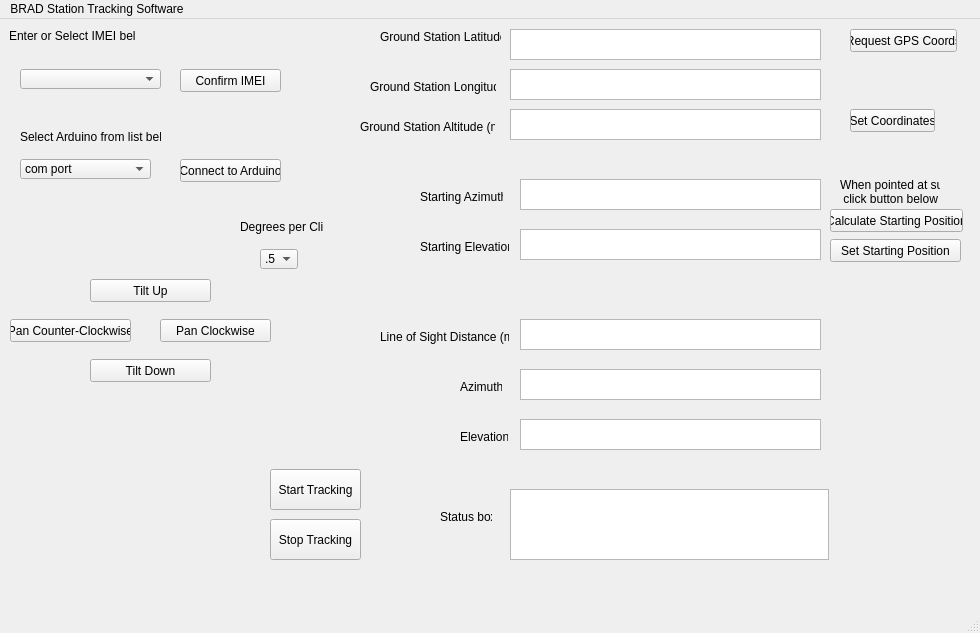
Old version of the form QtDesignerUI.ui in the repository mathias314/Ground-Station-Tracker.
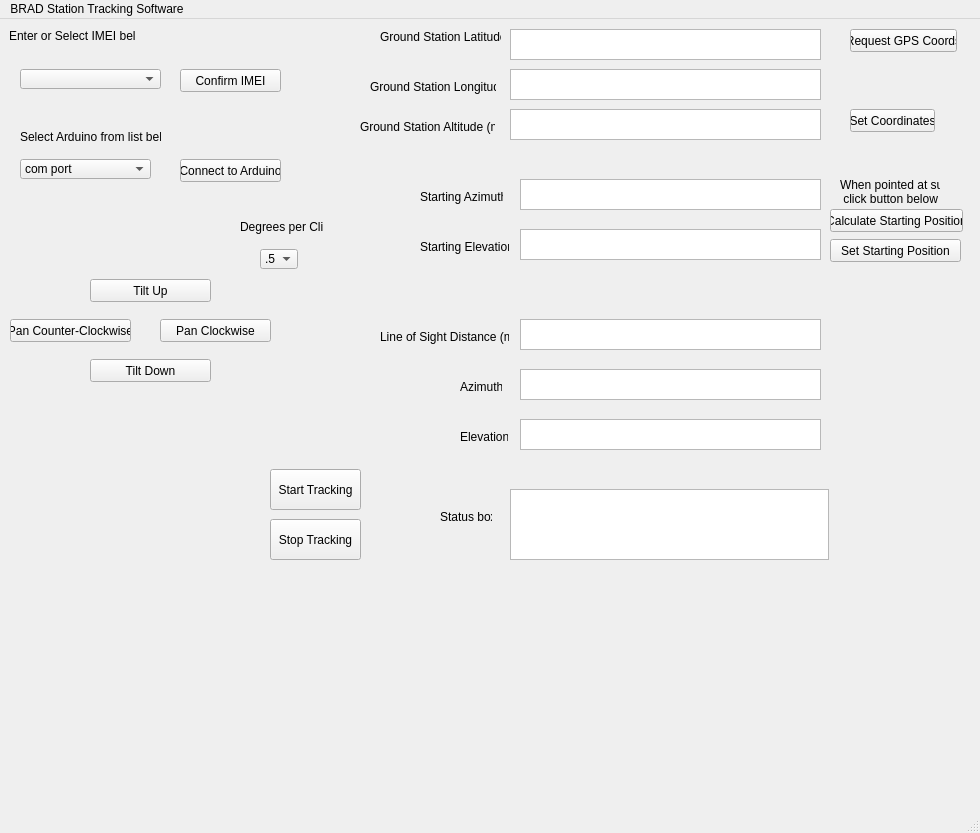
New version of the form. Icons and pictures are not drawn.

Diff of the .ui file:
```diff
--- a/QtDesignerUI.ui
+++ b/QtDesignerUI.ui
@@ -7,7 +7,7 @@
     <x>0</x>
     <y>0</y>
     <width>980</width>
-    <height>633</height>
+    <height>833</height>
    </rect>
   </property>
   <property name="windowTitle">
```
